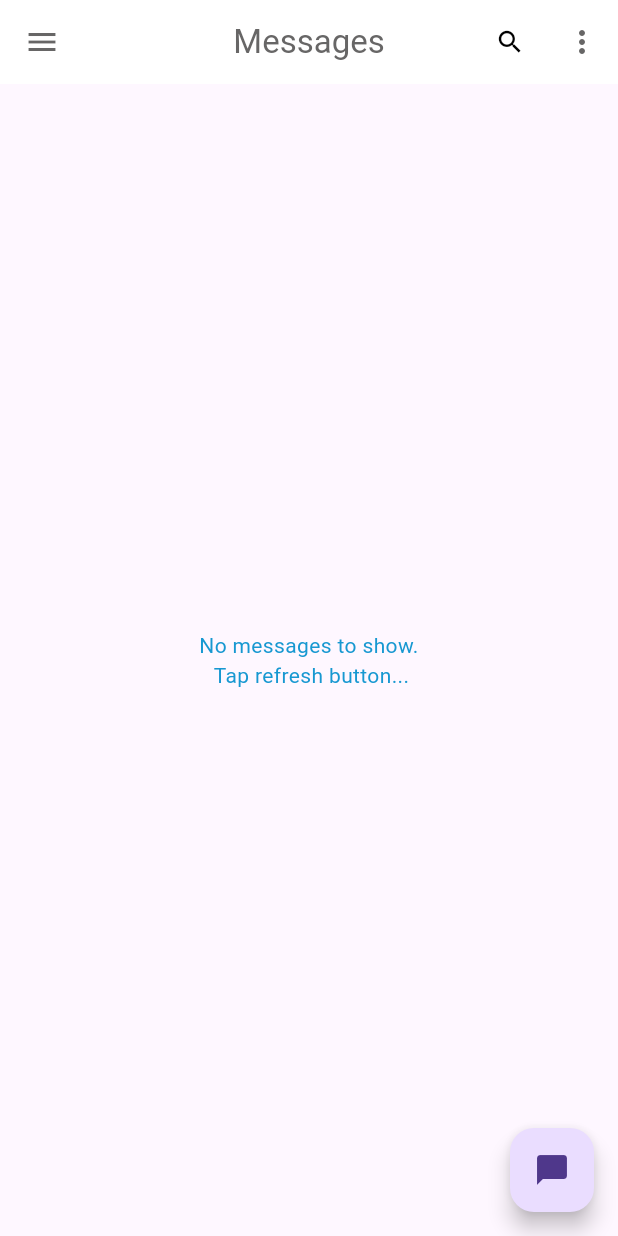
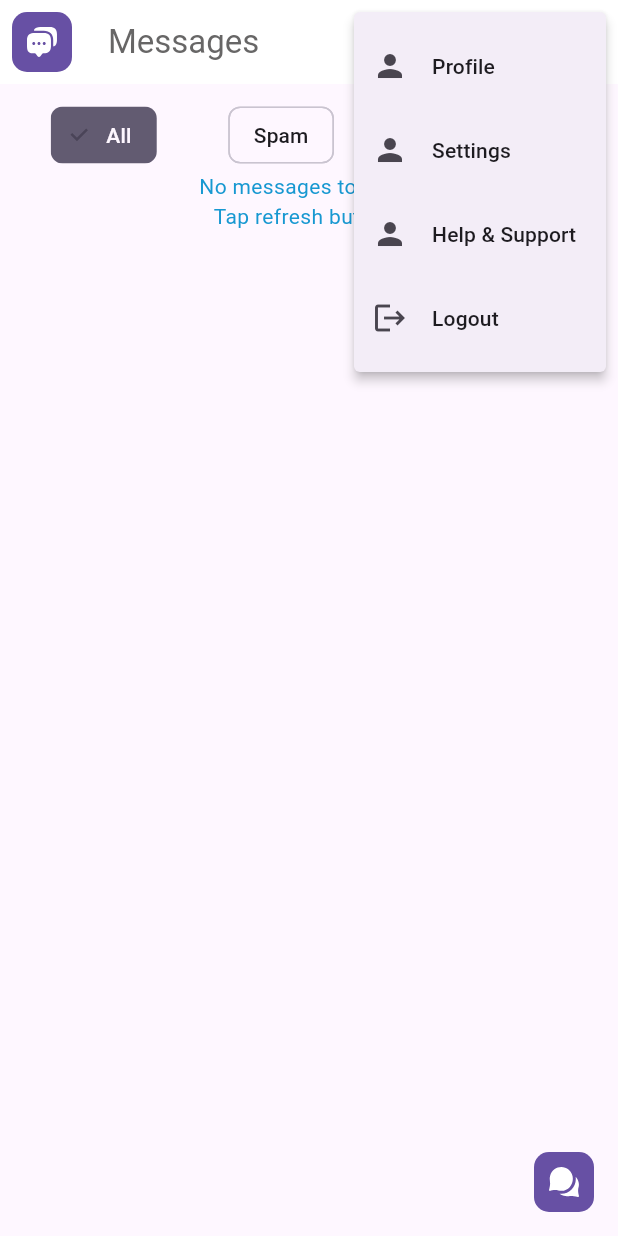
Before and after one commit to tfkcodes/chat_app, a Flutter app: the screen it shows after launch, after a tap on the "more vert" icon, on a phone screen of 412 x 824 dp. Run offline on Flutter 3.47's test engine with Material 3 defaults, Android fonts, the phone set to English and light mode, and no system bars; drawn by our look-alikes of anim_search_bar; our stand-ins replace chat_bubbles, contacts_service, flutter_svg, hive, hive_flutter, permission_handler and 1 more; missing offline and left inert: flutter_sms_inbox; accounts and stored records are empty.

Commit message:
refactor code

```diff
--- a/lib/screens/chatting_screen.dart
+++ b/lib/screens/chatting_screen.dart
@@ -1,9 +1,12 @@
+import '../widgets/chip.dart';
+import 'package:flutter/material.dart';
+import 'package:flutter_svg/flutter_svg.dart';
 import 'package:chat_app/constats/colors.dart';
+import 'package:skeletonizer/skeletonizer.dart';
+import 'package:contacts_service/contacts_service.dart';
 import 'package:chat_app/screens/chats_body_screen.dart';
-import 'package:flutter/material.dart';
 import 'package:flutter_sms_inbox/flutter_sms_inbox.dart';
 import 'package:permission_handler/permission_handler.dart';
-import 'package:contacts_service/contacts_service.dart';
 
 class ChattingScreen extends StatefulWidget {
   const ChattingScreen({Key? key}) : super(key: key);
@@ -20,7 +23,6 @@ class _ChattingScreenState extends State<ChattingScreen> {
 
   Future<void> getContacts() async {
     Iterable<Contact> contacts = await ContactsService.getContacts();
-    // Iterate over contacts
     // ignore: unused_local_variable
     for (var contact in contacts) {}
   }
@@ -29,10 +31,8 @@ class _ChattingScreenState extends State<ChattingScreen> {
   void initState() {
     super.initState();
 
-    //get contacts list
     getContacts();
 
-    // Sync messages and contacts when the app is opened/installed
     syncMessagesAndContacts();
   }
 
@@ -40,13 +40,11 @@ class _ChattingScreenState extends State<ChattingScreen> {
     PermissionStatus smsPermission = await Permission.sms.request();
     PermissionStatus contactPermission = await Permission.contacts.request();
     if (smsPermission.isGranted && contactPermission.isGranted) {
-      final messages = await _query.querySms(
-        kinds: [
+      final messages = await _query.querySms(kinds: [
         SmsQueryKind.inbox,
         SmsQueryKind.sent,
-          SmsQueryKind.draft,
-        ],
-      );
+        // SmsQueryKind.draft,
+      ], count: 200, sort: true);
       if (messages.isNotEmpty) {
         contactsWithMessages.add(Contact());
       }
@@ -58,15 +56,12 @@ class _ChattingScreenState extends State<ChattingScreen> {
     }
   }
 
-// this function return to phonebook contacts once user click a open messa
-
   Future<void> openPhonebookContacts() async {
     var permission = await Permission.sms.status;
     PermissionStatus contactStatus = await Permission.contacts.request();
     if (permission.isGranted || contactStatus.isGranted) {
       Iterable<Contact>? contacts = await ContactsService.getContacts();
       if (contacts.isNotEmpty) {
-        // Open phonebook contacts and display a contact picker
         // ignore: use_build_context_synchronously
         Contact? selectedContact = await showDialog<Contact>(
           context: context,
@@ -92,27 +87,58 @@ class _ChattingScreenState extends State<ChattingScreen> {
         );
 
         if (selectedContact != null) {
-          // Handle selected contact and send a message
           String phoneNumber = selectedContact.phones?.first.value ?? '';
-          // Implement your logic to send a message to the selected contact
-        } else {
-          // No contact selected
-        }
-      } else {
-        // No contacts available
-      }
+        } else {}
+      } else {}
     } else {
       await Permission.sms.request();
       await Permission.contacts.request();
     }
   }
 
+  String selected = 'All';
+
   @override
   Widget build(BuildContext context) {
     return Scaffold(
-      body: Container(
+      body: SingleChildScrollView(
+        child: Container(
           padding: const EdgeInsets.all(10.0),
-        child: _messages.isNotEmpty
+          child: Column(
+            crossAxisAlignment: CrossAxisAlignment.start,
+            children: [
+              Row(
+                mainAxisAlignment: MainAxisAlignment.spaceAround,
+                children: [
+                  IChip(
+                    label: "All",
+                    isSelected: selected == "All",
+                    onTap: () {
+                      setState(() {
+                        selected = "All";
+                      });
+                    },
+                  ),
+                  IChip(
+                    label: "Spam",
+                    isSelected: selected == "Spam",
+                    onTap: () {
+                      setState(() {
+                        selected = "Spam";
+                      });
+                    },
+                  ),
+                  IChip(
+                      label: 'Promotions',
+                      isSelected: selected == "Promotions",
+                      onTap: () {
+                        setState(() {
+                          selected = "Promotions";
+                        });
+                      })
+                ],
+              ),
+              _messages.isNotEmpty
                   ? _MessagesListView(
                       messages: _messages,
                     )
@@ -123,10 +149,26 @@ class _ChattingScreenState extends State<ChattingScreen> {
                         textAlign: TextAlign.center,
                       ),
                     ),
+            ],
           ),
-      floatingActionButton: FloatingActionButton(
-        onPressed: openPhonebookContacts,
-        child: const Icon(Icons.chat_bubble),
+        ),
+      ),
+      floatingActionButton: GestureDetector(
+        onTap: openPhonebookContacts,
+        child: Container(
+          height: 40,
+          width: 40,
+          decoration: BoxDecoration(
+            borderRadius: BorderRadius.circular(10),
+            color: Theme.of(context).colorScheme.primary,
+          ),
+          child: Center(
+            child: SvgPicture.asset(
+              "assets/svg/p.svg",
+              color: Theme.of(context).colorScheme.onPrimary,
+            ),
+          ),
+        ),
       ),
     );
   }
@@ -144,8 +186,6 @@ class _MessagesListView extends StatefulWidget {
   State<_MessagesListView> createState() => _MessagesListViewState();
 }
 
-// get the contact with messages containing the contacts function
-
 Future<List<Map<String, dynamic>>> getContactsWithMessages(
     List<SmsMessage> messages) async {
   List<Map<String, dynamic>> contactsWithMessages = [];
@@ -157,7 +197,6 @@ Future<List<Map<String, dynamic>>> getContactsWithMessages(
     if (contacts.isNotEmpty) {
       Contact contact = contacts.first;
 
-      // Check if the contact already exists in contactsWithMessages list
       bool contactExists = false;
       int contactIndex = 0;
       for (int i = 0; i < contactsWithMessages.length; i++) {
@@ -168,10 +207,8 @@ Future<List<Map<String, dynamic>>> getContactsWithMessages(
         }
       }
       if (contactExists) {
-        // Append the message to the existing contact's messages list
         contactsWithMessages[contactIndex]['messages'].add(message.body);
       } else {
-        // Create a new entry in contactsWithMessages list
         Map<String, dynamic> contactWithMessages = {
           'name': contact.displayName ?? '',
           'messages': [message.body],
@@ -184,7 +221,6 @@ Future<List<Map<String, dynamic>>> getContactsWithMessages(
   return contactsWithMessages;
 }
 
-// a list to display all messages inside the body
 class _MessagesListViewState extends State<_MessagesListView> {
   @override
   Widget build(BuildContext context) {
@@ -193,23 +229,24 @@ class _MessagesListViewState extends State<_MessagesListView> {
       builder: (context, snapshot) {
         if (snapshot.hasData) {
           List<Map<String, dynamic>> contactsWithMessages = snapshot.data!;
-          return ListView.builder(
+          return Column(
+            children: [
+              Divider(),
+              ListView.builder(
+                scrollDirection: Axis.vertical,
                 shrinkWrap: true,
                 itemCount: contactsWithMessages.length,
                 itemBuilder: (BuildContext context, index) {
                   String name = contactsWithMessages[index]['name'];
-              List<String?> messages = contactsWithMessages[index]['messages'];
+                  List<String?> messages =
+                      contactsWithMessages[index]['messages'];
 
-              // Extract first and last name
                   List<String> nameParts = name.split(' ');
                   String firstName = nameParts.first;
 
-              // Generate background color based on name
                   int hashCode = name.hashCode;
                   Color backgroundColor =
                       Color((hashCode & 0xFF0000FF) | 0xFF808080);
-
-              // Get the last message time
 
                   return Padding(
                     padding: const EdgeInsets.all(4.0),
@@ -220,7 +257,7 @@ class _MessagesListViewState extends State<_MessagesListView> {
                         child: CircleAvatar(
                           backgroundColor: backgroundColor,
                           child: Text(
-                        firstName[0],
+                            firstName.substring(0, 2).toUpperCase(),
                             style: const TextStyle(
                               color: Colors.white,
                             ),
@@ -238,7 +275,7 @@ class _MessagesListViewState extends State<_MessagesListView> {
                         style: const TextStyle(
                           color: Colors.grey,
                         ),
-                    maxLines: 1,
+                        maxLines: 2,
                         overflow: TextOverflow.ellipsis,
                       ),
                       onTap: () {
@@ -248,7 +285,6 @@ class _MessagesListViewState extends State<_MessagesListView> {
                             builder: (_) => ChatScreen(
                               contacts: contactsWithMessages[index],
                               messages: contactsWithMessages[index]['messages'],
-                          currentUser: '',
                             ),
                           ),
                         );
@@ -256,10 +292,10 @@ class _MessagesListViewState extends State<_MessagesListView> {
                     ),
                   );
                 },
+              ),
+            ],
           );
         } else if (snapshot.hasError) {
-          print('Error: ${snapshot.error}');
-
           return Center(
             child: Text(
               'Something went wrong try again',
@@ -268,7 +304,21 @@ class _MessagesListViewState extends State<_MessagesListView> {
             ),
           );
         } else {
-          return const Center(child: CircularProgressIndicator());
+          return Center(
+              child: SizedBox(
+            height: 600,
+            child: ListView.builder(
+                itemCount: 10,
+                itemBuilder: (BuildContext conext, index) {
+                  return const Skeletonizer(
+                    child: ListTile(
+                      title: Text("Message title"),
+                      subtitle: Text("Message body max line 3"),
+                      leading: CircleAvatar(),
+                    ),
+                  );
+                }),
+          ));
         }
       },
     );
--- a/lib/screens/home_screen.dart
+++ b/lib/screens/home_screen.dart
@@ -1,9 +1,9 @@
-import 'package:anim_search_bar/anim_search_bar.dart';
-import 'package:flutter/material.dart';
-
+import 'chatting_screen.dart';
 import '../constats/colors.dart';
 import '../widgets/appbarwidget.dart';
-import 'chatting_screen.dart';
+import 'package:flutter/material.dart';
+import 'package:flutter_svg/flutter_svg.dart';
+import 'package:anim_search_bar/anim_search_bar.dart';
 
 class HomeScreen extends StatefulWidget {
   const HomeScreen({super.key});
@@ -24,7 +24,7 @@ class _HomeScreenState extends State<HomeScreen> {
             'Messages',
             style: TextStyle(color: ColorPallet.darkCOlor),
           ),
-          centerTitle: true,
+          centerTitle: false,
           actions: [
             AnimSearchBar(
               width: 250,
@@ -45,14 +45,58 @@ class _HomeScreenState extends State<HomeScreen> {
               boxShadow: false,
               onSubmitted: (p0) {},
             ),
-            IconButton(
-              icon: const Icon(Icons.more_vert),
-              onPressed: () {},
-            ),
+            PopupMenuButton<String>(itemBuilder: (BuildContext context) {
+              return <PopupMenuEntry<String>>[
+                const PopupMenuItem<String>(
+                  value: 'Profile',
+                  child: ListTile(
+                    leading: Icon(Icons.person),
+                    title: Text('Profile'),
+                  ),
+                ),
+                const PopupMenuItem<String>(
+                  value: 'Settings',
+                  child: ListTile(
+                    leading: Icon(Icons.person),
+                    title: Text('Settings'),
+                  ),
+                ),
+                const PopupMenuItem<String>(
+                  value: 'Help & Support',
+                  child: ListTile(
+                    leading: Icon(Icons.person),
+                    title: Text('Help & Support'),
+                  ),
+                ),
+                const PopupMenuItem<String>(
+                  value: 'logout',
+                  child: ListTile(
+                    leading: Icon(Icons.logout),
+                    title: Text('Logout'),
+                  ),
+                ),
+              ];
+            }),
           ],
           iconTheme: IconThemeData(color: ColorPallet.darkCOlor),
+          leading: Padding(
+            padding: const EdgeInsets.all(8.0),
+            child: Container(
+              height: 90,
+              width: 90,
+              decoration: BoxDecoration(
+                borderRadius: BorderRadius.circular(10),
+                color: Theme.of(context).colorScheme.primary,
+              ),
+              child: Center(
+                child: SvgPicture.asset(
+                  "assets/svg/msg.svg",
+                  color: Theme.of(context).colorScheme.onPrimary,
+                ),
+              ),
+            ),
+          ),
         ),
-        drawer: const DrawerWidget(),
         body: const ChattingScreen());
   }
 }
--- /dev/null
+++ b/lib/widgets/chip.dart
@@ -0,0 +1,33 @@
+import 'package:flutter/material.dart';
+
+class IChip extends StatelessWidget {
+  final String label;
+  final bool isSelected;
+  final String? img;
+  final VoidCallback onTap;
+
+  const IChip(
+      {super.key,
+      required this.label,
+      required this.isSelected,
+      required this.onTap,
+      this.img});
+
+  @override
+  Widget build(BuildContext context) {
+    return SizedBox(
+      child: ChoiceChip(
+        label: Text(label),
+        labelStyle: TextStyle(
+            color: isSelected
+                ? Theme.of(context).colorScheme.background
+                : Theme.of(context).colorScheme.onBackground),
+        selected: isSelected,
+        onSelected: (selected) {
+          onTap();
+        },
+        selectedColor: Theme.of(context).colorScheme.secondary,
+      ),
+    );
+  }
+}
--- a/pubspec.yaml
+++ b/pubspec.yaml
@@ -41,6 +41,9 @@ dependencies:
   path_provider: ^2.0.15
   url_launcher: ^6.1.11
   telephony: ^0.2.0
+  skeletonizer: ^1.1.1
+  chat_bubbles: ^1.6.0
+  flutter_svg: ^2.0.10+1
 
 flutter_launcher_icons:
   android: "launcher_icon"
@@ -83,6 +86,7 @@ flutter:
   # To add assets to your application, add an assets section, like this:
   assets:
     - assets/
+    - assets/svg/
 
   # An image asset can refer to one or more resolution-specific "variants", see
   # https://flutter.dev/assets-and-images/#resolution-aware
```
Also changed, not shown: lib/controllers/chatting_controller.dart (deleted, +0 -147 lines), lib/main.dart (+4 -6 lines), lib/screens/chats_body_screen.dart (+41 -45 lines), lib/widgets/appbarwidget.dart (+15 -16 lines), assets/svg/msg.svg (added), assets/svg/p.svg (added), pubspec.lock, 1 other file. Lines whose indentation alone changed are shown as unchanged.
